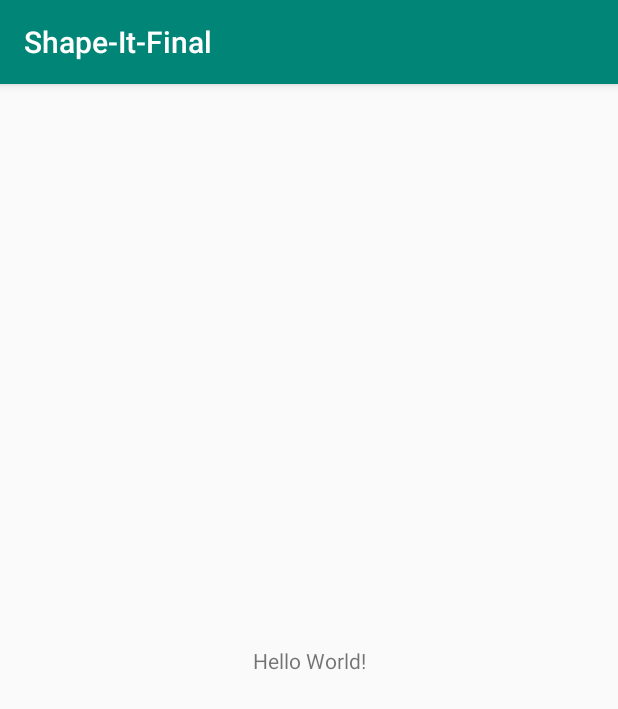
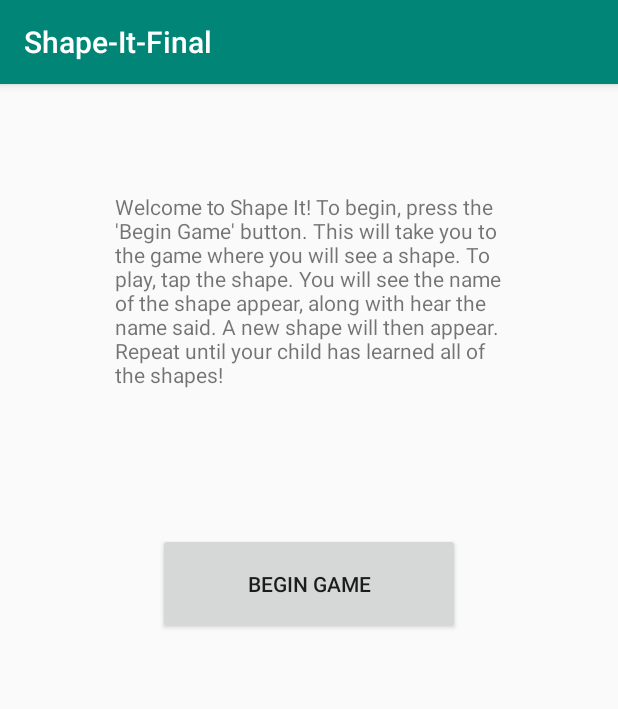
Before and after one commit to seleneclark/Shape-It, an Android app: the screen it shows after launch (MainActivity), on a phone screen of 412 x 824 dp. Shown: the top 709 px of the screen. Run offline under Robolectric (Android 15) with nearby library versions, the phone set to English and light mode, and no system bars.

Commit message:
Added mainActivity textView and button.

```diff
--- a/app/src/main/java/com/example/shape_it_final/MainActivity.java
+++ b/app/src/main/java/com/example/shape_it_final/MainActivity.java
@@ -3,6 +3,7 @@ package com.example.shape_it_final;
 import androidx.appcompat.app.AppCompatActivity;
 
 import android.os.Bundle;
+import android.view.View;
 
 public class MainActivity extends AppCompatActivity {
 
@@ -12,5 +13,9 @@ public class MainActivity extends AppCompatActivity {
         setContentView(R.layout.activity_main);
     }
 
+    void startGame(View view) {
+
+    }
+
     //Colter Campbell
 }
--- a/app/src/main/res/layout/activity_main.xml
+++ b/app/src/main/res/layout/activity_main.xml
@@ -7,12 +7,22 @@
     tools:context=".MainActivity">
 
     <TextView
-        android:layout_width="wrap_content"
-        android:layout_height="wrap_content"
-        android:text="Hello World!"
-        app:layout_constraintBottom_toBottomOf="parent"
-        app:layout_constraintLeft_toLeftOf="parent"
-        app:layout_constraintRight_toRightOf="parent"
+        android:id="@+id/welcomeText"
+        android:layout_width="259dp"
+        android:layout_height="175dp"
+        android:layout_marginTop="72dp"
+        android:text="@string/welcomeMessage"
+        app:layout_constraintEnd_toEndOf="parent"
+        app:layout_constraintStart_toStartOf="parent"
         app:layout_constraintTop_toTopOf="parent" />
 
+    <Button
+        android:id="@+id/startButton"
+        android:layout_width="201dp"
+        android:layout_height="67dp"
+        android:layout_marginTop="52dp"
+        android:text="Begin Game"
+        app:layout_constraintEnd_toEndOf="parent"
+        app:layout_constraintStart_toStartOf="parent"
+        app:layout_constraintTop_toBottomOf="@+id/welcomeText" />
 </androidx.constraintlayout.widget.ConstraintLayout>
--- a/app/src/main/res/values/strings.xml
+++ b/app/src/main/res/values/strings.xml
@@ -1,3 +1,4 @@
 <resources>
     <string name="app_name">Shape-It-Final</string>
+    <string name="welcomeMessage">Welcome to Shape It! To begin, press the \'Begin Game\' button. This will take                         you to the game where you will see a shape. To play, tap the shape.  You will                         see the name of the shape appear, along with hear the name said. A new shape will                         then appear.  Repeat until your child has learned all of the shapes!</string>
 </resources>
```
